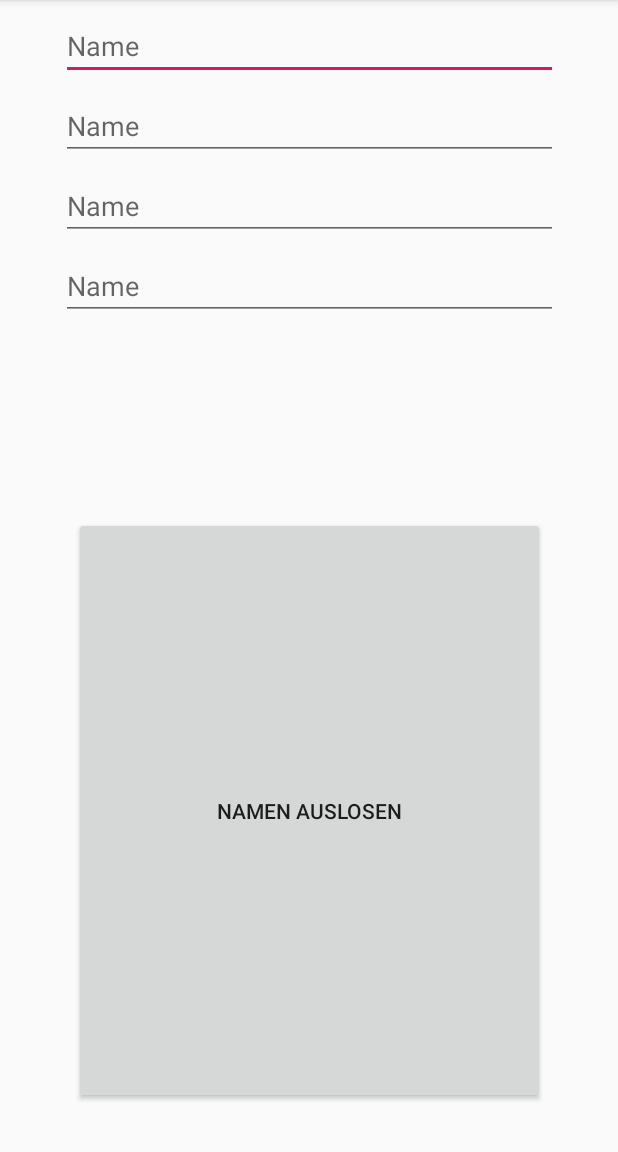
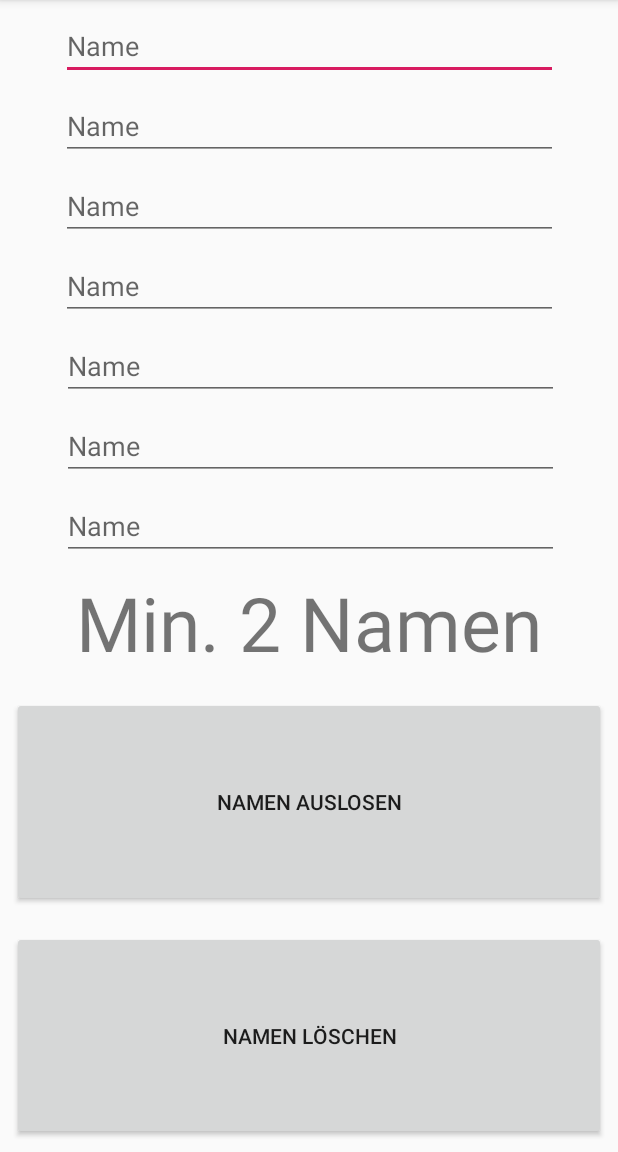
Before and after one commit to Hotzenplotz1337/App, an Android app: the NamenLosen screen opened directly, with no data from a screen before it, after a tap on "NAMEN AUSLOSEN", on a phone screen of 412 x 824 dp, the part 84-1236 px from its top. Run offline under Robolectric (Android 15) with nearby library versions, the phone set to English and light mode, and no system bars.

Commit message:
Name-Picker funktioniert

```diff
--- a/app/src/main/java/de/ml/gameassistant/NamenLosen.java
+++ b/app/src/main/java/de/ml/gameassistant/NamenLosen.java
@@ -10,7 +10,7 @@ import java.util.Random;
 
 public class NamenLosen extends AppCompatActivity {
 
-    EditText et1, et2, et3, et4;
+    EditText et1, et2, et3, et4, et5, et6, et7;
     TextView tv;
 
     @Override
@@ -22,6 +22,9 @@ public class NamenLosen extends AppCompatActivity {
         et2 = findViewById(R.id.et2);
         et3 = findViewById(R.id.et3);
         et4 = findViewById(R.id.et4);
+        et5 = findViewById(R.id.et5);
+        et6 = findViewById(R.id.et6);
+        et7 = findViewById(R.id.et7);
 
         tv = findViewById(R.id.tv);
 
@@ -29,23 +32,58 @@ public class NamenLosen extends AppCompatActivity {
     }
 
     public void losen(View view) {
+
         String name1 = et1.getText().toString();
         String name2 = et2.getText().toString();
         String name3 = et3.getText().toString();
         String name4 = et4.getText().toString();
+        String name5 = et5.getText().toString();
+        String name6 = et6.getText().toString();
+        String name7 = et7.getText().toString();
 
+        String e = "";
+        int counter = 8;
+
+        if (name1.equals(e)) {counter--;}
+        if (name2.equals(e)) {counter--;}
+        if (name3.equals(e)) {counter--;}
+        if (name4.equals(e)) {counter--;}
+        if (name4.equals(e)) {counter--;}
+        if (name5.equals(e)) {counter--;}
+        if (name6.equals(e)) {counter--;}
+        if (name7.equals(e)) {counter--;}
+
+        if (counter > 1) {
             Random rand = new Random();
-
-        int n = rand.nextInt(4) + 1;
-
+            int n = rand.nextInt(counter) + 1;
 
             switch (n) {
                 case 1:  tv.setText(name1); break;
                 case 2:  tv.setText(name2); break;
                 case 3:  tv.setText(name3); break;
                 case 4:  tv.setText(name4); break;
+                case 5:  tv.setText(name5); break;
+                case 6:  tv.setText(name6); break;
+                case 7:  tv.setText(name7); break;
                 default: break;
             }
+        } else {
+            tv.setText("Min. 2 Namen");
+        }
+
+
+
+
 
     }
+
+    public void loeschen(View view) {
+        et1.setText("");
+        et2.setText("");
+        et3.setText("");
+        et4.setText("");
+        et5.setText("");
+        et6.setText("");
+        et7.setText("");
     }
+}
--- a/app/src/main/res/layout/activity_namen_losen.xml
+++ b/app/src/main/res/layout/activity_namen_losen.xml
@@ -14,8 +14,8 @@
         android:layout_marginTop="8dp"
         android:layout_marginEnd="8dp"
         android:ems="10"
+        android:hint="Name"
         android:inputType="textPersonName"
-        android:hint="Name"
         app:layout_constraintEnd_toEndOf="parent"
         app:layout_constraintStart_toStartOf="parent"
         app:layout_constraintTop_toTopOf="parent" />
@@ -63,31 +63,94 @@
         app:layout_constraintStart_toStartOf="parent"
         app:layout_constraintTop_toBottomOf="@+id/et3" />
 
-    <TextView
-        android:id="@+id/tv"
-        android:layout_width="wrap_content"
+    <EditText
+        android:id="@+id/et5"
+        android:layout_width="331dp"
         android:layout_height="wrap_content"
         android:layout_marginStart="8dp"
-        android:layout_marginTop="32dp"
+        android:layout_marginTop="8dp"
         android:layout_marginEnd="8dp"
-        android:textAlignment="center"
-        android:textSize="50sp"
+        android:ems="10"
+        android:hint="Name"
+        android:inputType="textPersonName"
         app:layout_constraintEnd_toEndOf="parent"
+        app:layout_constraintHorizontal_bias="0.513"
         app:layout_constraintStart_toStartOf="parent"
         app:layout_constraintTop_toBottomOf="@+id/et4" />
 
+    <EditText
+        android:id="@+id/et6"
+        android:layout_width="331dp"
+        android:layout_height="wrap_content"
+        android:layout_marginStart="8dp"
+        android:layout_marginTop="8dp"
+        android:layout_marginEnd="8dp"
+        android:ems="10"
+        android:hint="Name"
+        android:inputType="textPersonName"
+        app:layout_constraintEnd_toEndOf="parent"
+        app:layout_constraintHorizontal_bias="0.513"
+        app:layout_constraintStart_toStartOf="parent"
+        app:layout_constraintTop_toBottomOf="@+id/et5" />
+
+    <EditText
+        android:id="@+id/et7"
+        android:layout_width="331dp"
+        android:layout_height="wrap_content"
+        android:layout_marginStart="8dp"
+        android:layout_marginTop="8dp"
+        android:layout_marginEnd="8dp"
+        android:ems="10"
+        android:hint="Name"
+        android:inputType="textPersonName"
+        app:layout_constraintEnd_toEndOf="parent"
+        app:layout_constraintHorizontal_bias="0.515"
+        app:layout_constraintStart_toStartOf="parent"
+        app:layout_constraintTop_toBottomOf="@+id/et6" />
+
+    <TextView
+        android:id="@+id/tv"
+        android:layout_width="0dp"
+        android:layout_height="wrap_content"
+        android:layout_marginTop="8dp"
+        android:layout_marginBottom="8dp"
+        android:textAlignment="center"
+        android:textSize="50sp"
+        app:layout_constraintBottom_toTopOf="@+id/button5"
+        app:layout_constraintEnd_toEndOf="parent"
+        app:layout_constraintHorizontal_bias="0.0"
+        app:layout_constraintStart_toStartOf="parent"
+        app:layout_constraintTop_toBottomOf="@+id/et7"
+        app:layout_constraintVertical_bias="0.49" />
+
     <Button
         android:id="@+id/button5"
-        android:layout_width="314dp"
+        android:layout_width="0dp"
         android:layout_height="0dp"
         android:layout_marginStart="8dp"
-        android:layout_marginTop="32dp"
+        android:layout_marginTop="8dp"
         android:layout_marginEnd="8dp"
-        android:layout_marginBottom="32dp"
+        android:layout_marginBottom="8dp"
         android:onClick="losen"
         android:text="Namen auslosen"
-        app:layout_constraintBottom_toBottomOf="parent"
+        app:layout_constraintBottom_toTopOf="@+id/button6"
         app:layout_constraintEnd_toEndOf="parent"
         app:layout_constraintStart_toStartOf="parent"
         app:layout_constraintTop_toBottomOf="@+id/tv" />
+
+    <Button
+        android:id="@+id/button6"
+        android:layout_width="0dp"
+        android:layout_height="0dp"
+        android:layout_marginStart="8dp"
+        android:layout_marginTop="8dp"
+        android:layout_marginEnd="8dp"
+        android:layout_marginBottom="8dp"
+        android:onClick="loeschen"
+        android:text="Namen löschen"
+        app:layout_constraintBottom_toBottomOf="parent"
+        app:layout_constraintEnd_toEndOf="parent"
+        app:layout_constraintHorizontal_bias="0.0"
+        app:layout_constraintStart_toStartOf="parent"
+        app:layout_constraintTop_toBottomOf="@+id/button5" />
 </android.support.constraint.ConstraintLayout>
```
Lines whose indentation alone changed are shown as unchanged.
